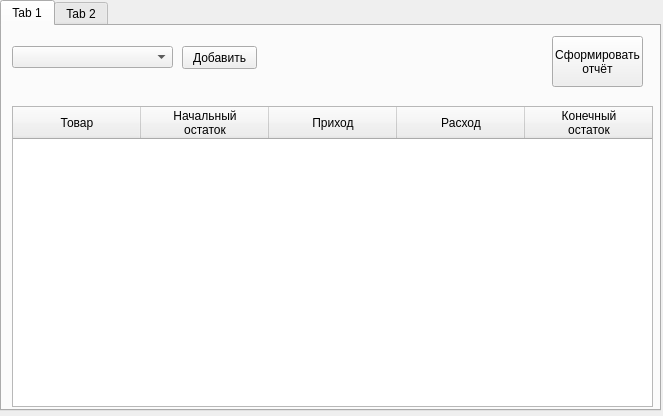
Crivetkaaa/kos_my_coursework, file untitled.ui: the form before one commit.
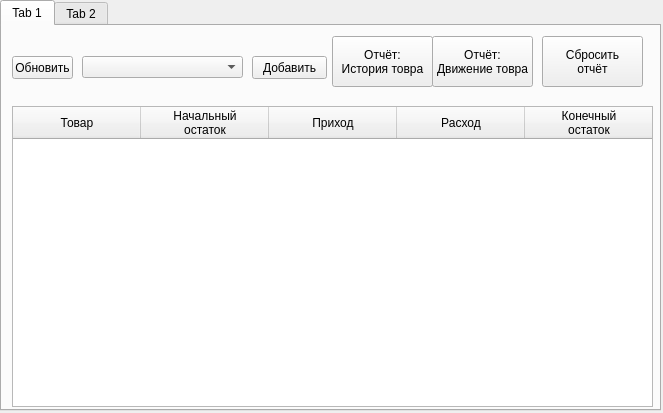
The form after the commit.

Commit message: Дизайнерские изменения

```diff
--- a/untitled.ui
+++ b/untitled.ui
@@ -7,7 +7,7 @@
     <x>0</x>
     <y>0</y>
     <width>663</width>
-    <height>416</height>
+    <height>413</height>
    </rect>
   </property>
   <property name="windowTitle">
@@ -79,8 +79,8 @@
      <widget class="QComboBox" name="comboBox">
       <property name="geometry">
        <rect>
-        <x>10</x>
-        <y>20</y>
+        <x>80</x>
+        <y>30</y>
         <width>161</width>
         <height>22</height>
        </rect>
@@ -92,8 +92,8 @@
      <widget class="QPushButton" name="pushButton_2">
       <property name="geometry">
        <rect>
-        <x>180</x>
-        <y>20</y>
+        <x>250</x>
+        <y>30</y>
         <width>75</width>
         <height>23</height>
        </rect>
@@ -105,17 +105,58 @@
      <widget class="QPushButton" name="pushButton_3">
       <property name="geometry">
        <rect>
-        <x>550</x>
+        <x>430</x>
         <y>10</y>
-        <width>91</width>
+        <width>101</width>
         <height>51</height>
        </rect>
       </property>
       <property name="text">
-       <string>Сформировать
+       <string>Отчёт:
+Движение товра</string>
+      </property>
+     </widget>
+     <widget class="QPushButton" name="pushButton">
+      <property name="geometry">
+       <rect>
+        <x>540</x>
+        <y>10</y>
+        <width>101</width>
+        <height>51</height>
+       </rect>
+      </property>
+      <property name="text">
+       <string>Сбросить 
 отчёт</string>
       </property>
      </widget>
+     <widget class="QPushButton" name="pushButton_4">
+      <property name="geometry">
+       <rect>
+        <x>330</x>
+        <y>10</y>
+        <width>101</width>
+        <height>51</height>
+       </rect>
+      </property>
+      <property name="text">
+       <string>Отчёт:
+История товра</string>
+      </property>
+     </widget>
+     <widget class="QPushButton" name="pushButton_5">
+      <property name="geometry">
+       <rect>
+        <x>10</x>
+        <y>30</y>
+        <width>61</width>
+        <height>23</height>
+       </rect>
+      </property>
+      <property name="text">
+       <string>Обновить</string>
+      </property>
+     </widget>
     </widget>
     <widget class="QWidget" name="tab_2">
      <attribute name="title">
```
